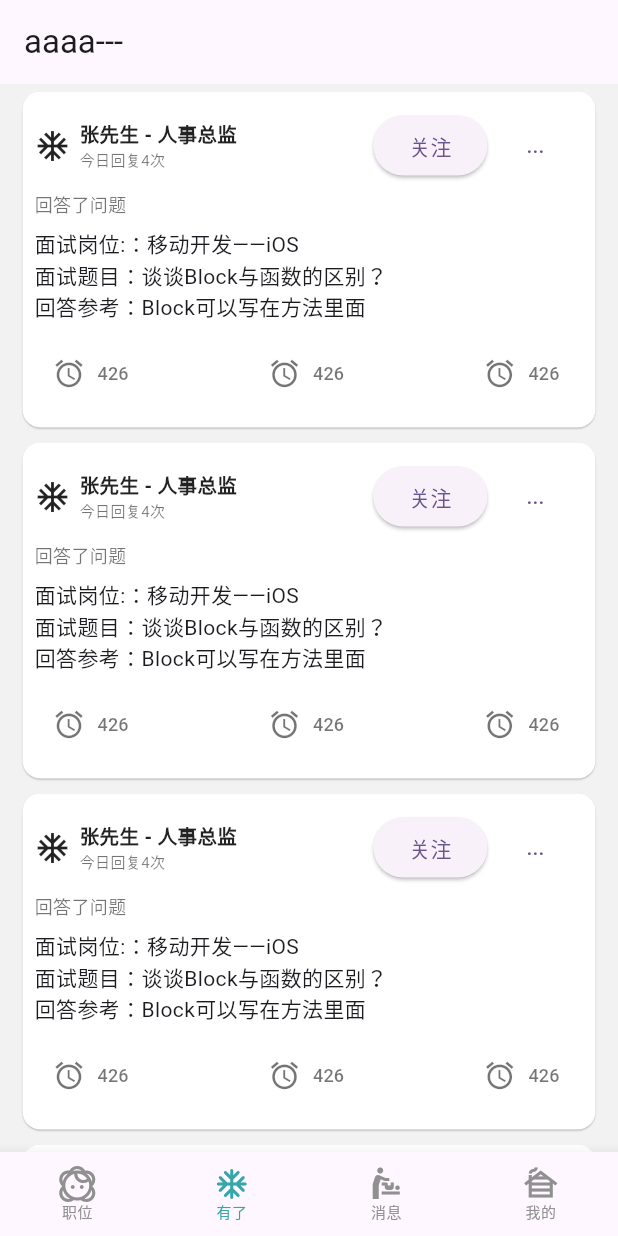
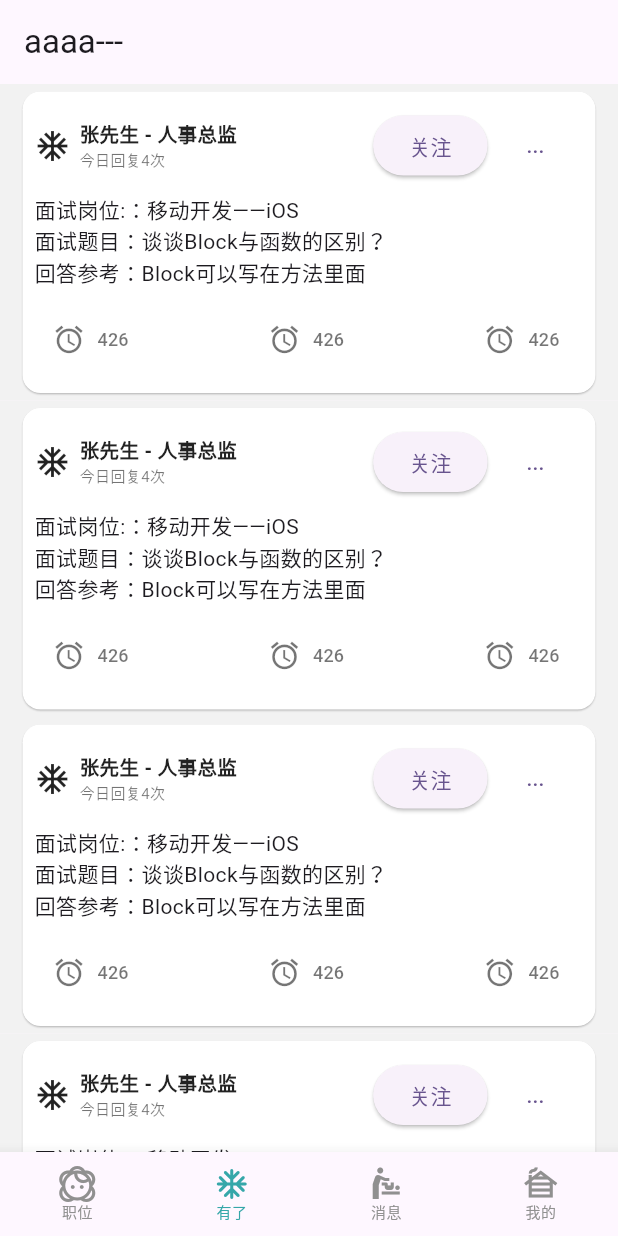
Before and after one commit to BHLinuxKernelSIG/BossZP_Flutter, a Flutter app: the screen it shows after launch, item 2 of the bottom bar chosen, on a phone screen of 412 x 824 dp. Run offline on Flutter 3.47's test engine with Material 3 defaults, Android fonts, the phone set to English and light mode, and no system bars; our stand-ins replace cached_network_image.

Commit message:
Update follow_item_widget.dart

```diff
--- a/lib/ui/follow_item_widget.dart
+++ b/lib/ui/follow_item_widget.dart
@@ -4,7 +4,9 @@ import 'package:flutter/material.dart';
 import 'package:provider/provider.dart';
 
 class Follow_Item_Widget extends StatelessWidget {
-  const Follow_Item_Widget({super.key});
+  const Follow_Item_Widget({super.key, this.answeredQuestion});
+
+  final String? answeredQuestion;
 
   @override
   Widget build(BuildContext context) {
@@ -32,12 +34,14 @@ class Follow_Item_Widget extends StatelessWidget {
                   TextButton(onPressed: () {}, child: Text("..."))
                 ],
               ),
-              SizedBox(height: 6),
-              Text(
-                "回答了问题",
-                style: TextStyle(
-                    fontSize: 12, color: context.read<Appearance>().darkColor),
-              ),
+              if (answeredQuestion != null) SizedBox(height: 6),
+              if (answeredQuestion != null)
+                Text(
+                  "回答了问题",
+                  style: TextStyle(
+                      fontSize: 12,
+                      color: context.read<Appearance>().darkColor),
+                ),
               SizedBox(height: 8),
               Text.rich(
                 TextSpan(
```
